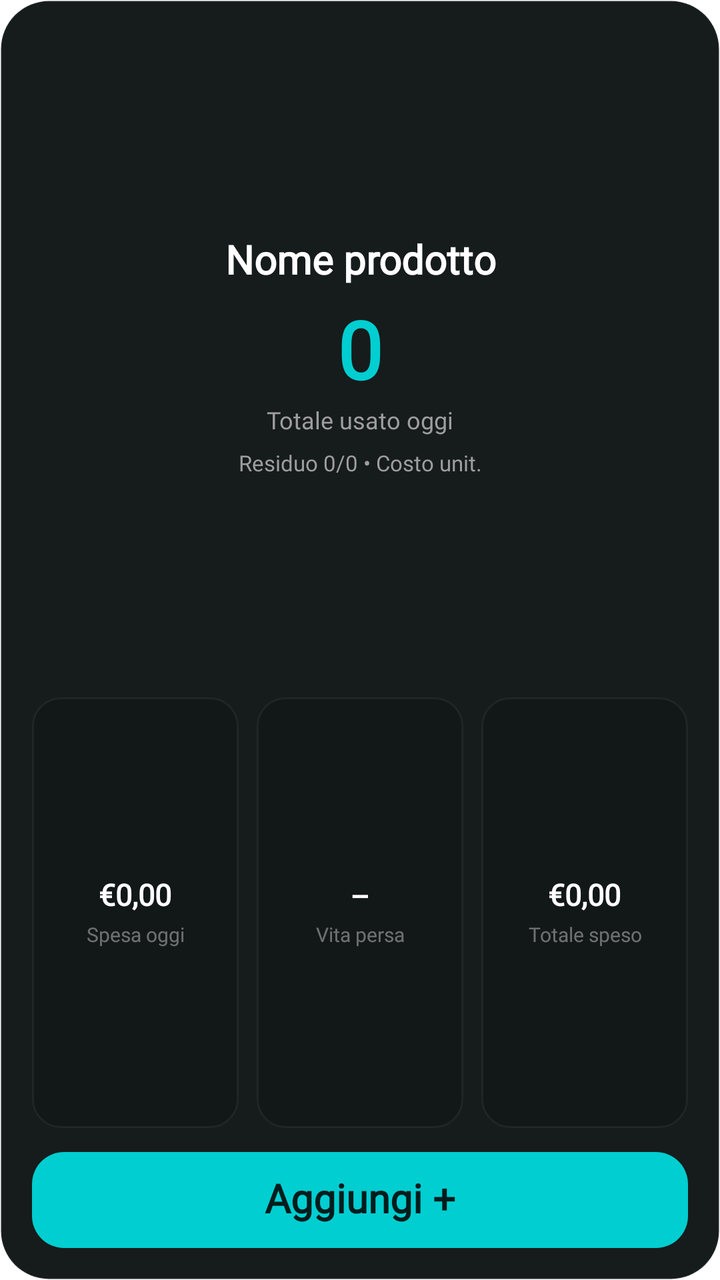
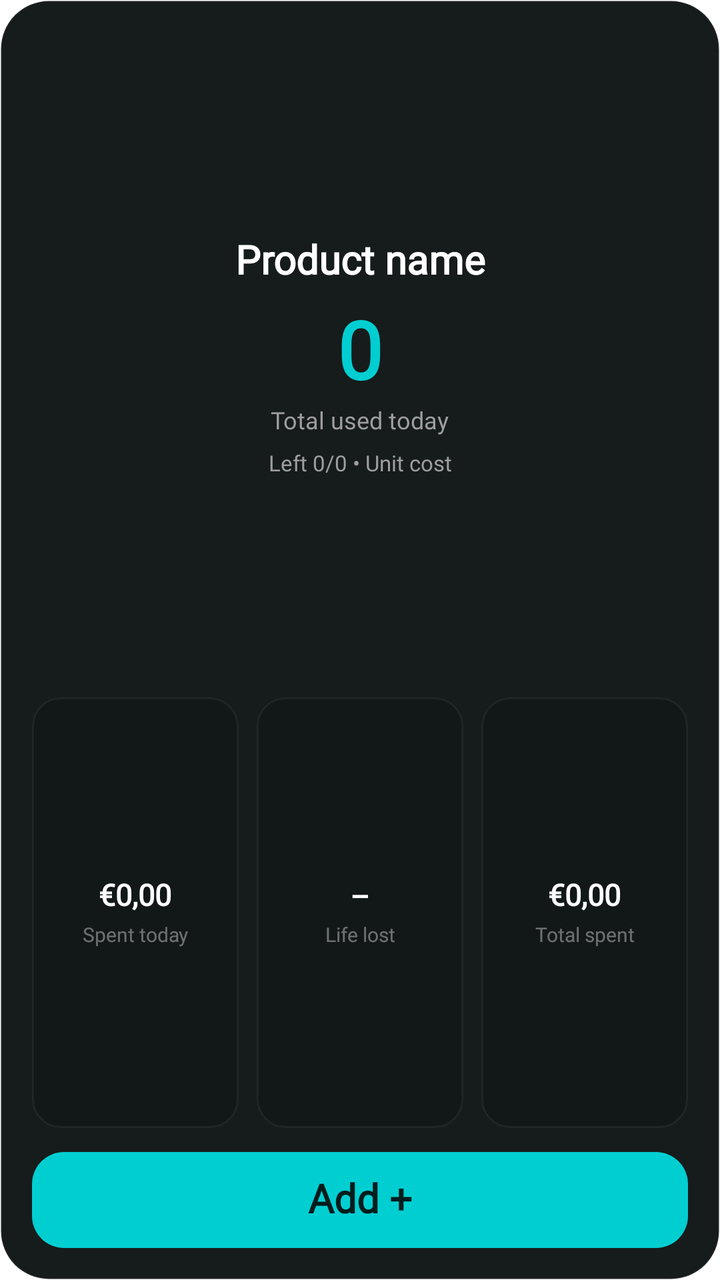

Two renders of the same Android screen: before a commit and after it. Below are the layout's source before the change and the commit's diff.
<!-- AndroidManifest.xml: fallback theme Theme.MaterialComponents.DayNight.NoActionBar -->
<!-- res/layout/tracking_widget_large.xml -->
<?xml version="1.0" encoding="utf-8"?>
<LinearLayout xmlns:android="http://schemas.android.com/apk/res/android"
    android:id="@+id/widget_root"
    android:layout_width="match_parent"
    android:layout_height="match_parent"
    android:background="@drawable/widget_background"
    android:gravity="center_horizontal"
    android:orientation="vertical"
    android:padding="16dp">

    <LinearLayout
        android:layout_width="match_parent"
        android:layout_height="0dp"
        android:layout_weight="3"
        android:gravity="center"
        android:orientation="vertical">

        <TextView
            android:fontFamily="@font/dm_sans"
            android:id="@+id/widget_product_name"
            android:layout_width="match_parent"
            android:layout_height="wrap_content"
            android:autoSizeMaxTextSize="22sp"
            android:autoSizeMinTextSize="13sp"
            android:autoSizeTextType="uniform"
            android:ellipsize="end"
            android:gravity="center"
            android:maxLines="1"
            android:text="Nome prodotto"
            android:textColor="@color/widget_text_primary"
            android:textSize="20sp"
            android:textStyle="bold" />

        <TextView
            android:fontFamily="@font/dm_sans"
            android:id="@+id/widget_count"
            android:layout_width="wrap_content"
            android:layout_height="wrap_content"
            android:autoSizeMaxTextSize="50sp"
            android:autoSizeMinTextSize="22sp"
            android:autoSizeTextType="uniform"
            android:layout_marginTop="10dp"
            android:includeFontPadding="false"
            android:text="0"
            android:textColor="@color/widget_count"
            android:textSize="40sp"
            android:textStyle="bold" />

        <TextView
            android:fontFamily="@font/dm_sans"
            android:id="@+id/widget_count_label"
            android:layout_width="wrap_content"
            android:layout_height="wrap_content"
            android:layout_marginTop="2dp"
            android:text="Totale usato oggi"
            android:textColor="@color/widget_text_muted"
            android:textSize="12sp" />

        <TextView
            android:fontFamily="@font/dm_sans"
            android:id="@+id/widget_hint"
            android:layout_width="match_parent"
            android:layout_height="wrap_content"
            android:autoSizeMaxTextSize="11sp"
            android:autoSizeMinTextSize="9sp"
            android:autoSizeTextType="uniform"
            android:layout_marginTop="6dp"
            android:ellipsize="end"
            android:gravity="center"
            android:maxLines="2"
            android:text="Residuo 0/0 &#8226; Costo unit."
            android:textColor="@color/widget_text_muted"
            android:textSize="11sp" />
    </LinearLayout>

    <LinearLayout
        android:layout_width="match_parent"
        android:layout_height="0dp"
        android:layout_marginTop="10dp"
        android:layout_weight="2"
        android:baselineAligned="false"
        android:orientation="horizontal"
        android:weightSum="3">

        <LinearLayout
            android:layout_width="0dp"
            android:layout_height="match_parent"
            android:layout_marginEnd="6dp"
            android:layout_weight="1"
            android:id="@+id/widget_stat_cost"
            android:background="@drawable/widget_stat_background"
            android:gravity="center"
            android:orientation="vertical"
            android:paddingHorizontal="10dp"
            android:paddingVertical="6dp">

            <TextView
                android:fontFamily="@font/dm_sans"
                android:id="@+id/widget_cost_today_value"
                android:layout_width="wrap_content"
                android:layout_height="wrap_content"
                android:autoSizeMaxTextSize="16sp"
                android:autoSizeMinTextSize="10sp"
                android:autoSizeTextType="uniform"
                android:maxLines="1"
                android:text="&#8364;0,00"
                android:textColor="@color/widget_text_primary"
                android:textSize="15sp"
                android:textStyle="bold" />

            <TextView
                android:fontFamily="@font/dm_sans"
                android:layout_width="match_parent"
                android:layout_height="16dp"
                android:layout_marginTop="2dp"
                android:gravity="center"
                android:maxLines="1"
                android:autoSizeTextType="uniform"
                android:autoSizeMinTextSize="7sp"
                android:autoSizeMaxTextSize="10sp"
                android:text="Spesa oggi"
                android:id="@+id/widget_stat_cost_label"
                android:textColor="@color/widget_text_faint"
                android:textSize="10sp" />
        </LinearLayout>

        <LinearLayout
            android:layout_width="0dp"
            android:layout_height="match_parent"
            android:layout_marginStart="3dp"
            android:layout_marginEnd="3dp"
            android:layout_weight="1"
            android:id="@+id/widget_stat_minutes"
            android:background="@drawable/widget_stat_background"
            android:gravity="center"
            android:orientation="vertical"
            android:paddingHorizontal="10dp"
            android:paddingVertical="6dp">

            <TextView
                android:fontFamily="@font/dm_sans"
                android:id="@+id/widget_minutes_today_value"
                android:layout_width="wrap_content"
                android:layout_height="wrap_content"
                android:autoSizeMaxTextSize="16sp"
                android:autoSizeMinTextSize="10sp"
                android:autoSizeTextType="uniform"
                android:maxLines="1"
                android:text="--"
                android:textColor="@color/widget_text_primary"
                android:textSize="15sp"
                android:textStyle="bold" />

            <TextView
                android:fontFamily="@font/dm_sans"
                android:layout_width="match_parent"
                android:layout_height="16dp"
                android:layout_marginTop="2dp"
                android:gravity="center"
                android:maxLines="1"
                android:autoSizeTextType="uniform"
                android:autoSizeMinTextSize="7sp"
                android:autoSizeMaxTextSize="10sp"
                android:text="Vita persa"
                android:id="@+id/widget_stat_minutes_label"
                android:textColor="@color/widget_text_faint"
                android:textSize="10sp" />
        </LinearLayout>

        <LinearLayout
            android:layout_width="0dp"
            android:layout_height="match_parent"
            android:layout_marginStart="6dp"
            android:layout_weight="1"
            android:id="@+id/widget_stat_total"
            android:background="@drawable/widget_stat_background"
            android:gravity="center"
            android:orientation="vertical"
            android:paddingHorizontal="10dp"
            android:paddingVertical="6dp">

            <TextView
                android:fontFamily="@font/dm_sans"
                android:id="@+id/widget_total_cost_value"
                android:layout_width="wrap_content"
                android:layout_height="wrap_content"
                android:autoSizeMaxTextSize="16sp"
                android:autoSizeMinTextSize="10sp"
                android:autoSizeTextType="uniform"
                android:maxLines="1"
                android:text="&#8364;0,00"
                android:textColor="@color/widget_text_primary"
                android:textSize="15sp"
                android:textStyle="bold" />

            <TextView
                android:fontFamily="@font/dm_sans"
                android:layout_width="match_parent"
                android:layout_height="16dp"
                android:layout_marginTop="2dp"
                android:gravity="center"
                android:maxLines="1"
                android:autoSizeTextType="uniform"
                android:autoSizeMinTextSize="7sp"
                android:autoSizeMaxTextSize="10sp"
                android:text="Totale speso"
                android:id="@+id/widget_stat_total_label"
                android:textColor="@color/widget_text_faint"
                android:textSize="10sp" />
        </LinearLayout>
    </LinearLayout>

    <TextView
        android:fontFamily="@font/dm_sans"
        android:id="@+id/widget_increment"
        android:layout_width="match_parent"
        android:layout_height="48dp"
        android:layout_marginTop="12dp"
        android:autoSizeMaxTextSize="20sp"
        android:autoSizeMinTextSize="12sp"
        android:autoSizeTextType="uniform"
        android:background="@drawable/widget_button_background"
        android:gravity="center"
        android:includeFontPadding="false"
        android:maxLines="1"
        android:text="Aggiungi +"
        android:textColor="@color/widget_on_action"
        android:textSize="18sp"
        android:textStyle="bold" />
</LinearLayout>
<!-- resources referenced by this layout -->
<resources>
  <color name="widget_count">#FF00CED1</color>
  <color name="widget_on_action">#DD000000</color>
  <color name="widget_text_faint">#62FFFFFF</color>
  <color name="widget_text_muted">#FF9E9E9E</color>
  <color name="widget_text_primary">#FFFFFFFF</color>
  <!-- drawable widget_background (drawable) -->
  <?xml version="1.0" encoding="utf-8"?>
  <shape xmlns:android="http://schemas.android.com/apk/res/android" android:shape="rectangle">
      <solid android:color="@color/widget_surface" />
      <corners android:radius="24dp" />
      <stroke android:width="1dp" android:color="@color/widget_border" />
  </shape>
  <!-- drawable widget_button_background (drawable) -->
  <?xml version="1.0" encoding="utf-8"?>
  <shape xmlns:android="http://schemas.android.com/apk/res/android" android:shape="rectangle">
      <solid android:color="@color/widget_action" />
      <corners android:radius="16dp" />
  </shape>
  <!-- drawable widget_stat_background (drawable) -->
  <?xml version="1.0" encoding="utf-8"?>
  <shape xmlns:android="http://schemas.android.com/apk/res/android" android:shape="rectangle">
      <solid android:color="@color/widget_surface_inset" />
      <corners android:radius="14dp" />
      <stroke android:width="1dp" android:color="@color/widget_border" />
  </shape>
  <color name="widget_surface">#FF161B1B</color>
  <color name="widget_border">#0DFFFFFF</color>
  <color name="widget_action">#FF00CED1</color>
  <color name="widget_surface_inset">#FF121717</color>
</resources>

<!-- the commit's change to res/layout/tracking_widget_large.xml (unified diff, before → after) -->
@@ -26,7 +26,7 @@
             android:ellipsize="end"
             android:gravity="center"
             android:maxLines="1"
-            android:text="Nome prodotto"
+            android:text="@string/widget_product_name_placeholder"
             android:textColor="@color/widget_text_primary"
             android:textSize="20sp"
             android:textStyle="bold" />
@@ -52,7 +52,7 @@
             android:layout_width="wrap_content"
             android:layout_height="wrap_content"
             android:layout_marginTop="2dp"
-            android:text="Totale usato oggi"
+            android:text="@string/widget_total_today"
             android:textColor="@color/widget_text_muted"
             android:textSize="12sp" />
 
@@ -68,7 +68,7 @@
             android:ellipsize="end"
             android:gravity="center"
             android:maxLines="2"
-            android:text="Residuo 0/0 &#8226; Costo unit."
+            android:text="@string/widget_hint_placeholder"
             android:textColor="@color/widget_text_muted"
             android:textSize="11sp" />
     </LinearLayout>
@@ -118,7 +118,7 @@
                 android:autoSizeTextType="uniform"
                 android:autoSizeMinTextSize="7sp"
                 android:autoSizeMaxTextSize="10sp"
-                android:text="Spesa oggi"
+                android:text="@string/widget_spent_today"
                 android:id="@+id/widget_stat_cost_label"
                 android:textColor="@color/widget_text_faint"
                 android:textSize="10sp" />
@@ -161,7 +161,7 @@
                 android:autoSizeTextType="uniform"
                 android:autoSizeMinTextSize="7sp"
                 android:autoSizeMaxTextSize="10sp"
-                android:text="Vita persa"
+                android:text="@string/widget_life_lost"
                 android:id="@+id/widget_stat_minutes_label"
                 android:textColor="@color/widget_text_faint"
                 android:textSize="10sp" />
@@ -203,7 +203,7 @@
                 android:autoSizeTextType="uniform"
                 android:autoSizeMinTextSize="7sp"
                 android:autoSizeMaxTextSize="10sp"
-                android:text="Totale speso"
+                android:text="@string/widget_total_spent"
                 android:id="@+id/widget_stat_total_label"
                 android:textColor="@color/widget_text_faint"
                 android:textSize="10sp" />
@@ -223,7 +223,7 @@
         android:gravity="center"
         android:includeFontPadding="false"
         android:maxLines="1"
-        android:text="Aggiungi +"
+        android:text="@string/widget_add"
         android:textColor="@color/widget_on_action"
         android:textSize="18sp"
         android:textStyle="bold" />
<!-- resource entries referenced after the edit -->
@@ -25,6 +25,13 @@
       <corners android:radius="14dp" />
       <stroke android:width="1dp" android:color="@color/widget_border" />
   </shape>
+  <string name="widget_add">Add +</string>
+  <string name="widget_hint_placeholder">Left 0/0 • Unit cost</string>
+  <string name="widget_life_lost">Life lost</string>
+  <string name="widget_product_name_placeholder">Product name</string>
+  <string name="widget_spent_today">Spent today</string>
+  <string name="widget_total_spent">Total spent</string>
+  <string name="widget_total_today">Total used today</string>
   <color name="widget_surface">#FF161B1B</color>
   <color name="widget_border">#0DFFFFFF</color>
   <color name="widget_action">#FF00CED1</color>
